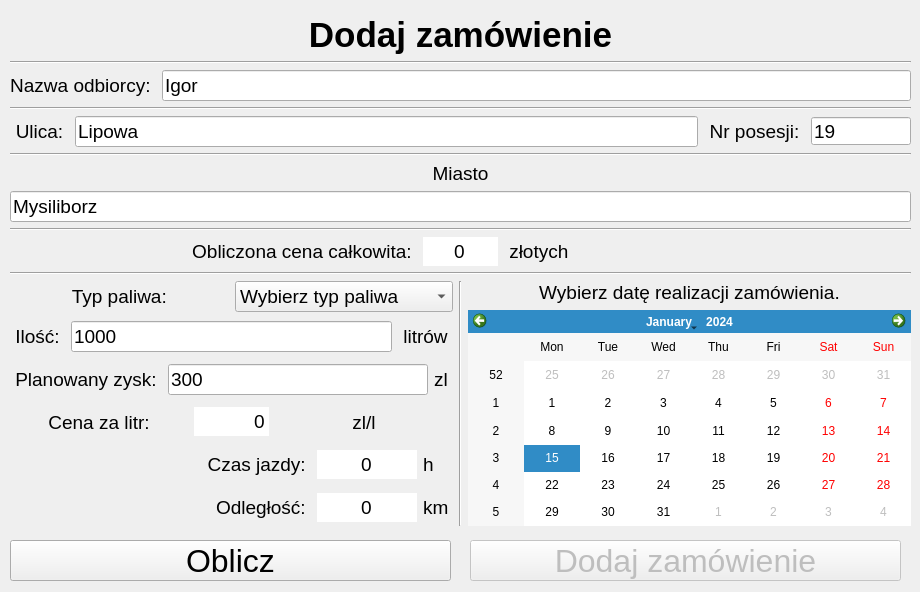
This is add_order.ui in gumikola/stacja-paliwowa as Qt 5 draws it before an edit. The edited form follows.
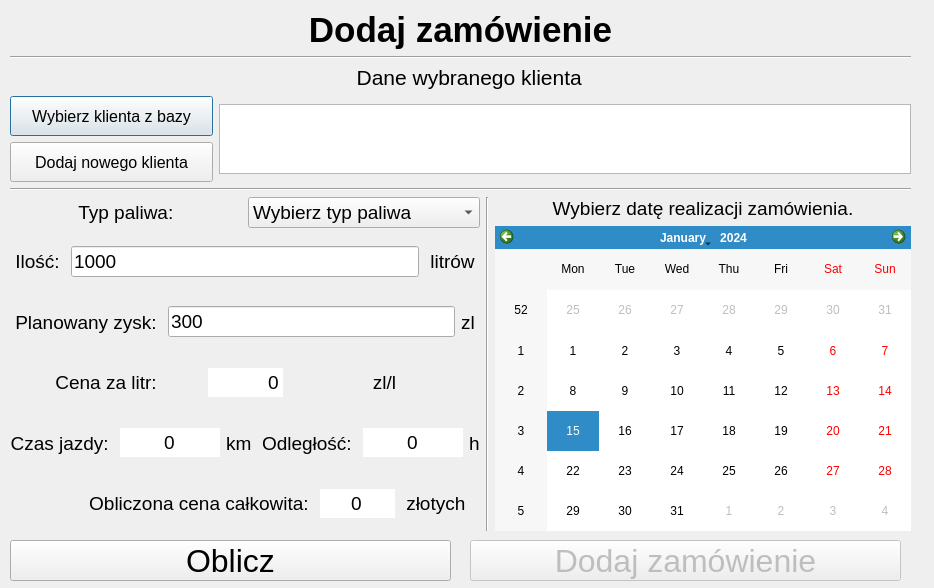
This is the edited form.

Commit message: added client suggestion tab, added choosing customer from customers database, some GUI fixes

What changed in the file:
```diff
--- a/add_order.ui
+++ b/add_order.ui
@@ -6,8 +6,8 @@
    <rect>
     <x>0</x>
     <y>0</y>
-    <width>920</width>
-    <height>592</height>
+    <width>934</width>
+    <height>588</height>
    </rect>
   </property>
   <property name="windowTitle">
@@ -17,9 +17,9 @@
    <property name="geometry">
     <rect>
      <x>10</x>
-     <y>15</y>
+     <y>10</y>
      <width>901</width>
-     <height>511</height>
+     <height>521</height>
     </rect>
    </property>
    <layout class="QVBoxLayout" name="verticalLayout">
@@ -49,222 +49,82 @@
      </widget>
     </item>
     <item>
-     <layout class="QHBoxLayout" name="horizontalLayout_17">
-      <item>
-       <widget class="QLabel" name="label_5">
-        <property name="font">
-         <font>
-          <pointsize>14</pointsize>
-         </font>
-        </property>
-        <property name="text">
-         <string>Nazwa odbiorcy: </string>
-        </property>
-        <property name="alignment">
-         <set>Qt::AlignCenter</set>
-        </property>
-       </widget>
-      </item>
-      <item>
-       <widget class="QLineEdit" name="ordererName">
-        <property name="font">
-         <font>
-          <pointsize>14</pointsize>
-         </font>
-        </property>
-        <property name="text">
-         <string>Igor</string>
-        </property>
-        <property name="frame">
-         <bool>true</bool>
-        </property>
-       </widget>
-      </item>
-     </layout>
-    </item>
-    <item>
-     <widget class="Line" name="line_13">
-      <property name="orientation">
-       <enum>Qt::Horizontal</enum>
+     <widget class="QLabel" name="label_2">
+      <property name="font">
+       <font>
+        <family>Arial</family>
+        <pointsize>16</pointsize>
+       </font>
+      </property>
+      <property name="text">
+       <string>   Dane wybranego klienta</string>
+      </property>
+      <property name="alignment">
+       <set>Qt::AlignCenter</set>
       </property>
      </widget>
     </item>
     <item>
      <layout class="QHBoxLayout" name="horizontalLayout">
       <item>
-       <widget class="QLabel" name="label_6">
-        <property name="font">
-         <font>
-          <pointsize>14</pointsize>
-         </font>
-        </property>
-        <property name="text">
-         <string> Ulica: </string>
-        </property>
-        <property name="alignment">
-         <set>Qt::AlignCenter</set>
-        </property>
-       </widget>
+       <layout class="QVBoxLayout" name="verticalLayout_2">
+        <item>
+         <widget class="QPushButton" name="chooseClientFromDatabase">
+          <property name="minimumSize">
+           <size>
+            <width>0</width>
+            <height>40</height>
+           </size>
+          </property>
+          <property name="font">
+           <font>
+            <family>Arial</family>
+            <pointsize>12</pointsize>
+            <weight>50</weight>
+            <bold>false</bold>
+           </font>
+          </property>
+          <property name="text">
+           <string>    Wybierz klienta z bazy    </string>
+          </property>
+         </widget>
+        </item>
+        <item>
+         <widget class="QPushButton" name="addNewClient">
+          <property name="minimumSize">
+           <size>
+            <width>0</width>
+            <height>40</height>
+           </size>
+          </property>
+          <property name="font">
+           <font>
+            <family>Arial</family>
+            <pointsize>12</pointsize>
+            <weight>50</weight>
+            <bold>false</bold>
+           </font>
+          </property>
+          <property name="text">
+           <string>    Dodaj nowego klienta    </string>
+          </property>
+         </widget>
+        </item>
+       </layout>
       </item>
       <item>
-       <widget class="QLineEdit" name="street">
-        <property name="font">
-         <font>
-          <pointsize>14</pointsize>
-         </font>
-        </property>
-        <property name="text">
-         <string>Lipowa</string>
-        </property>
-        <property name="frame">
-         <bool>true</bool>
-        </property>
-       </widget>
-      </item>
-      <item>
-       <widget class="QLabel" name="label_8">
-        <property name="font">
-         <font>
-          <pointsize>14</pointsize>
-         </font>
-        </property>
-        <property name="text">
-         <string> Nr posesji: </string>
-        </property>
-        <property name="alignment">
-         <set>Qt::AlignCenter</set>
-        </property>
-       </widget>
-      </item>
-      <item>
-       <widget class="QLineEdit" name="number">
+       <widget class="QTableWidget" name="choosenClientTable">
         <property name="minimumSize">
          <size>
           <width>0</width>
-          <height>28</height>
+          <height>70</height>
          </size>
         </property>
         <property name="maximumSize">
          <size>
-          <width>100</width>
-          <height>28</height>
+          <width>16777215</width>
+          <height>70</height>
          </size>
-        </property>
-        <property name="font">
-         <font>
-          <pointsize>14</pointsize>
-         </font>
-        </property>
-        <property name="text">
-         <string>19</string>
-        </property>
-        <property name="frame">
-         <bool>true</bool>
-        </property>
-       </widget>
-      </item>
-     </layout>
-    </item>
-    <item>
-     <widget class="Line" name="line_14">
-      <property name="orientation">
-       <enum>Qt::Horizontal</enum>
-      </property>
-     </widget>
-    </item>
-    <item>
-     <widget class="QLabel" name="label_7">
-      <property name="font">
-       <font>
-        <pointsize>14</pointsize>
-       </font>
-      </property>
-      <property name="text">
-       <string>Miasto</string>
-      </property>
-      <property name="alignment">
-       <set>Qt::AlignCenter</set>
-      </property>
-     </widget>
-    </item>
-    <item>
-     <widget class="QLineEdit" name="city">
-      <property name="font">
-       <font>
-        <pointsize>14</pointsize>
-       </font>
-      </property>
-      <property name="text">
-       <string>Mysiliborz</string>
-      </property>
-      <property name="frame">
-       <bool>true</bool>
-      </property>
-     </widget>
-    </item>
-    <item>
-     <widget class="Line" name="line_18">
-      <property name="orientation">
-       <enum>Qt::Horizontal</enum>
-      </property>
-     </widget>
-    </item>
-    <item>
-     <layout class="QHBoxLayout" name="horizontalLayout_5">
-      <item>
-       <widget class="QLabel" name="label_23">
-        <property name="font">
-         <font>
-          <pointsize>14</pointsize>
-         </font>
-        </property>
-        <property name="text">
-         <string>               Obliczona cena całkowita: </string>
-        </property>
-        <property name="alignment">
-         <set>Qt::AlignRight|Qt::AlignTrailing|Qt::AlignVCenter</set>
-        </property>
-       </widget>
-      </item>
-      <item>
-       <widget class="QLineEdit" name="totalPrice">
-        <property name="maximumSize">
-         <size>
-          <width>75</width>
-          <height>16777215</height>
-         </size>
-        </property>
-        <property name="font">
-         <font>
-          <pointsize>14</pointsize>
-         </font>
-        </property>
-        <property name="text">
-         <string>0</string>
-        </property>
-        <property name="frame">
-         <bool>false</bool>
-        </property>
-        <property name="alignment">
-         <set>Qt::AlignCenter</set>
-        </property>
-        <property name="readOnly">
-         <bool>true</bool>
-        </property>
-       </widget>
-      </item>
-      <item>
-       <widget class="QLabel" name="label_24">
-        <property name="font">
-         <font>
-          <pointsize>14</pointsize>
-         </font>
-        </property>
-        <property name="text">
-         <string> złotych</string>
-        </property>
-        <property name="alignment">
-         <set>Qt::AlignLeading|Qt::AlignLeft|Qt::AlignVCenter</set>
         </property>
        </widget>
       </item>
@@ -515,6 +375,75 @@
             </property>
            </widget>
           </item>
+          <item>
+           <widget class="QLineEdit" name="tabDistance">
+            <property name="minimumSize">
+             <size>
+              <width>100</width>
+              <height>0</height>
+             </size>
+            </property>
+            <property name="maximumSize">
+             <size>
+              <width>75</width>
+              <height>16777215</height>
+             </size>
+            </property>
+            <property name="font">
+             <font>
+              <pointsize>14</pointsize>
+             </font>
+            </property>
+            <property name="text">
+             <string>0</string>
+            </property>
+            <property name="frame">
+             <bool>false</bool>
+            </property>
+            <property name="alignment">
+             <set>Qt::AlignCenter</set>
+            </property>
+            <property name="readOnly">
+             <bool>true</bool>
+            </property>
+           </widget>
+          </item>
+          <item>
+           <widget class="QLabel" name="label_27">
+            <property name="maximumSize">
+             <size>
+              <width>30</width>
+              <height>16777215</height>
+             </size>
+            </property>
+            <property name="font">
+             <font>
+              <pointsize>14</pointsize>
+             </font>
+            </property>
+            <property name="text">
+             <string>km </string>
+            </property>
+            <property name="alignment">
+             <set>Qt::AlignLeading|Qt::AlignLeft|Qt::AlignVCenter</set>
+            </property>
+           </widget>
+          </item>
+          <item>
+           <widget class="QLabel" name="label_25">
+            <property name="font">
+             <font>
+              <pointsize>14</pointsize>
+             </font>
+            </property>
+            <property name="text">
+             <string>Odległość: </string>
+            </property>
+            <property name="alignment">
+             <set>Qt::AlignRight|Qt::AlignTrailing|Qt::AlignVCenter</set>
+            </property>
+           </widget>
+          </item>
           <item>
            <widget class="QLineEdit" name="travelTime">
             <property name="maximumSize">
@@ -568,14 +497,14 @@
         <item>
          <layout class="QHBoxLayout" name="horizontalLayout_11">
           <item>
-           <widget class="QLabel" name="label_25">
+           <widget class="QLabel" name="label_23">
             <property name="font">
              <font>
               <pointsize>14</pointsize>
              </font>
             </property>
             <property name="text">
-             <string>Odległość: </string>
+             <string>               Obliczona cena całkowita: </string>
             </property>
             <property name="alignment">
              <set>Qt::AlignRight|Qt::AlignTrailing|Qt::AlignVCenter</set>
@@ -583,13 +512,7 @@
            </widget>
           </item>
           <item>
-           <widget class="QLineEdit" name="tabDistance">
-            <property name="minimumSize">
-             <size>
-              <width>100</width>
-              <height>0</height>
-             </size>
-            </property>
+           <widget class="QLineEdit" name="totalPrice">
             <property name="maximumSize">
              <size>
               <width>75</width>
@@ -616,20 +539,14 @@
            </widget>
           </item>
           <item>
-           <widget class="QLabel" name="label_27">
-            <property name="maximumSize">
-             <size>
-              <width>30</width>
-              <height>16777215</height>
-             </size>
-            </property>
+           <widget class="QLabel" name="label_24">
             <property name="font">
              <font>
               <pointsize>14</pointsize>
              </font>
             </property>
             <property name="text">
-             <string>km </string>
+             <string> złotych</string>
             </property>
             <property name="alignment">
              <set>Qt::AlignLeading|Qt::AlignLeft|Qt::AlignVCenter</set>
@@ -665,7 +582,14 @@
          </widget>
         </item>
         <item>
-         <widget class="QCalendarWidget" name="date"/>
+         <widget class="QCalendarWidget" name="date">
+          <property name="minimumSize">
+           <size>
+            <width>0</width>
+            <height>290</height>
+           </size>
+          </property>
+         </widget>
         </item>
        </layout>
       </item>
```
The commit also changes 14 other files.
